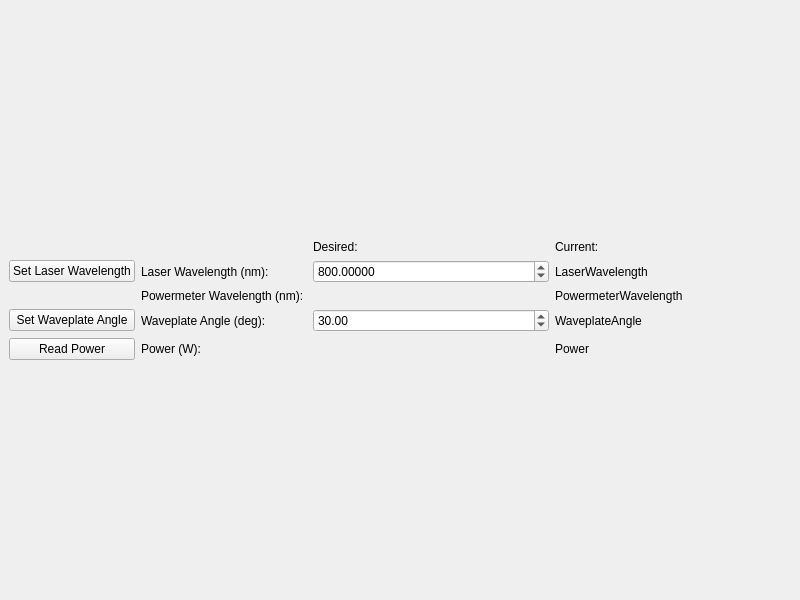
nanophotonics/optofluidics, file Python/Wavelength and power interface/power_wavelength_gui_design.ui: the form before one commit.
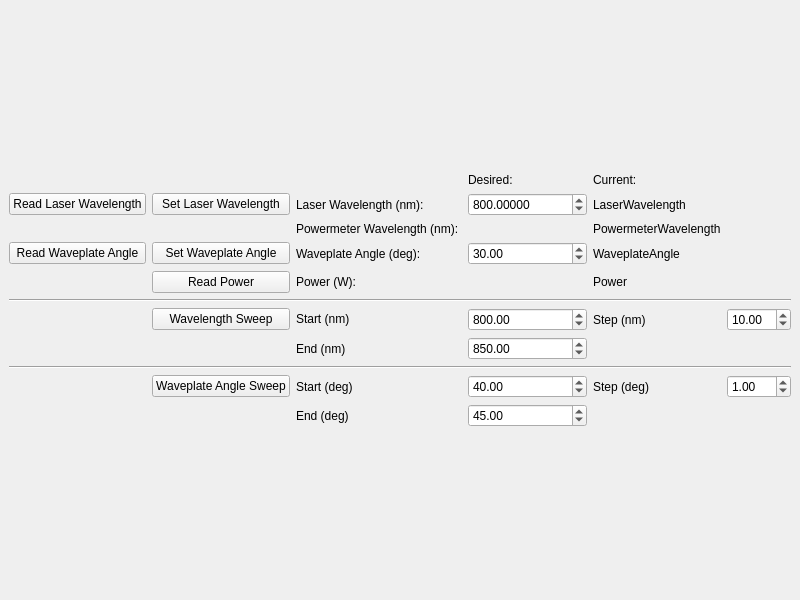
The form after the commit.

Commit message: Included wavelength/waveplate sweep

```diff
--- a/Python/Wavelength and power interface/power_wavelength_gui_design.ui
+++ b/Python/Wavelength and power interface/power_wavelength_gui_design.ui
@@ -17,7 +17,7 @@
    <layout class="QVBoxLayout" name="verticalLayout">
     <item>
      <layout class="QGridLayout" name="gridLayout">
-      <item row="3" column="2">
+      <item row="5" column="3">
        <widget class="QDoubleSpinBox" name="WaveplateAngleDoubleSpinBox">
         <property name="decimals">
          <number>2</number>
@@ -36,7 +36,7 @@
         </property>
        </widget>
       </item>
-      <item row="1" column="2">
+      <item row="1" column="3">
        <widget class="QDoubleSpinBox" name="WavelengthDoubleSpinBox">
         <property name="sizePolicy">
          <sizepolicy hsizetype="MinimumExpanding" vsizetype="Fixed">
@@ -58,7 +58,7 @@
         </property>
        </widget>
       </item>
-      <item row="0" column="2">
+      <item row="0" column="3">
        <widget class="QLabel" name="label">
         <property name="sizePolicy">
          <sizepolicy hsizetype="Preferred" vsizetype="Fixed">
@@ -71,7 +71,7 @@
         </property>
        </widget>
       </item>
-      <item row="3" column="1">
+      <item row="5" column="2">
        <widget class="QLabel" name="label_18">
         <property name="sizePolicy">
          <sizepolicy hsizetype="Minimum" vsizetype="Preferred">
@@ -84,7 +84,7 @@
         </property>
        </widget>
       </item>
-      <item row="1" column="1">
+      <item row="1" column="2">
        <widget class="QLabel" name="label_7">
         <property name="sizePolicy">
          <sizepolicy hsizetype="Minimum" vsizetype="Preferred">
@@ -97,7 +97,7 @@
         </property>
        </widget>
       </item>
-      <item row="1" column="3">
+      <item row="1" column="4">
        <widget class="QLabel" name="LaserWavelengthLabel">
         <property name="sizePolicy">
          <sizepolicy hsizetype="MinimumExpanding" vsizetype="Preferred">
@@ -110,7 +110,7 @@
         </property>
        </widget>
       </item>
-      <item row="4" column="1">
+      <item row="6" column="2">
        <widget class="QLabel" name="label_19">
         <property name="sizePolicy">
          <sizepolicy hsizetype="Minimum" vsizetype="Fixed">
@@ -123,7 +123,7 @@
         </property>
        </widget>
       </item>
-      <item row="2" column="3">
+      <item row="4" column="4">
        <widget class="QLabel" name="PowermeterWavelengthLabel">
         <property name="sizePolicy">
          <sizepolicy hsizetype="MinimumExpanding" vsizetype="Preferred">
@@ -136,28 +136,28 @@
         </property>
        </widget>
       </item>
-      <item row="4" column="3">
+      <item row="6" column="4">
        <widget class="QLabel" name="PowerLabel">
         <property name="text">
          <string>Power</string>
         </property>
        </widget>
       </item>
-      <item row="0" column="3">
+      <item row="0" column="4">
        <widget class="QLabel" name="label_3">
         <property name="text">
          <string>Current: </string>
         </property>
        </widget>
       </item>
-      <item row="3" column="3">
+      <item row="5" column="4">
        <widget class="QLabel" name="WaveplateAngleLabel">
         <property name="text">
          <string>WaveplateAngle</string>
         </property>
        </widget>
       </item>
-      <item row="2" column="1">
+      <item row="4" column="2">
        <widget class="QLabel" name="label_15">
         <property name="sizePolicy">
          <sizepolicy hsizetype="Minimum" vsizetype="Fixed">
@@ -170,24 +170,195 @@
         </property>
        </widget>
       </item>
+      <item row="6" column="1">
+       <widget class="QPushButton" name="ReadPowerPushButton">
+        <property name="text">
+         <string>Read Power</string>
+        </property>
+       </widget>
+      </item>
+      <item row="7" column="0" colspan="6">
+       <widget class="Line" name="line">
+        <property name="orientation">
+         <enum>Qt::Horizontal</enum>
+        </property>
+       </widget>
+      </item>
+      <item row="9" column="1">
+       <widget class="QPushButton" name="WavelengthSweepPushButton">
+        <property name="text">
+         <string>Wavelength Sweep</string>
+        </property>
+       </widget>
+      </item>
+      <item row="5" column="1">
+       <widget class="QPushButton" name="SetWaveplateAnglePushButton">
+        <property name="text">
+         <string>Set Waveplate Angle</string>
+        </property>
+       </widget>
+      </item>
       <item row="1" column="0">
+       <widget class="QPushButton" name="ReadWavelengthPushButton">
+        <property name="text">
+         <string>Read Laser Wavelength</string>
+        </property>
+       </widget>
+      </item>
+      <item row="5" column="0">
+       <widget class="QPushButton" name="ReadWaveplateAnglePushButton">
+        <property name="text">
+         <string>Read Waveplate Angle</string>
+        </property>
+       </widget>
+      </item>
+      <item row="9" column="2">
+       <widget class="QLabel" name="label_4">
+        <property name="sizePolicy">
+         <sizepolicy hsizetype="Minimum" vsizetype="Fixed">
+          <horstretch>0</horstretch>
+          <verstretch>0</verstretch>
+         </sizepolicy>
+        </property>
+        <property name="text">
+         <string>Start (nm)</string>
+        </property>
+       </widget>
+      </item>
+      <item row="1" column="1">
        <widget class="QPushButton" name="SetWavelengthPushButton">
         <property name="text">
          <string>Set Laser Wavelength</string>
         </property>
        </widget>
       </item>
-      <item row="3" column="0">
-       <widget class="QPushButton" name="SetWaveplateAnglePushButton">
+      <item row="12" column="5">
+       <widget class="QDoubleSpinBox" name="WaveplateStepDoubleSpinBox">
+        <property name="maximum">
+         <double>360.000000000000000</double>
+        </property>
+        <property name="singleStep">
+         <double>0.100000000000000</double>
+        </property>
+        <property name="value">
+         <double>1.000000000000000</double>
+        </property>
+       </widget>
+      </item>
+      <item row="10" column="3">
+       <widget class="QDoubleSpinBox" name="WavelengthEndDoubleSpinBox">
+        <property name="minimum">
+         <double>725.000000000000000</double>
+        </property>
+        <property name="maximum">
+         <double>975.000000000000000</double>
+        </property>
+        <property name="value">
+         <double>850.000000000000000</double>
+        </property>
+       </widget>
+      </item>
+      <item row="12" column="3">
+       <widget class="QDoubleSpinBox" name="WaveplateStartDoubleSpinBox">
+        <property name="maximum">
+         <double>360.000000000000000</double>
+        </property>
+        <property name="singleStep">
+         <double>0.010000000000000</double>
+        </property>
+        <property name="value">
+         <double>40.000000000000000</double>
+        </property>
+       </widget>
+      </item>
+      <item row="11" column="0" colspan="6">
+       <widget class="Line" name="line_2">
+        <property name="orientation">
+         <enum>Qt::Horizontal</enum>
+        </property>
+       </widget>
+      </item>
+      <item row="12" column="4">
+       <widget class="QLabel" name="label_8">
         <property name="text">
-         <string>Set Waveplate Angle</string>
+         <string>Step (deg)</string>
         </property>
        </widget>
       </item>
-      <item row="4" column="0">
-       <widget class="QPushButton" name="ReadPowerPushButton">
+      <item row="9" column="4">
+       <widget class="QLabel" name="label_6">
         <property name="text">
-         <string>Read Power</string>
+         <string>Step (nm)</string>
+        </property>
+       </widget>
+      </item>
+      <item row="9" column="3">
+       <widget class="QDoubleSpinBox" name="WavelengthStartDoubleSpinBox">
+        <property name="minimum">
+         <double>725.000000000000000</double>
+        </property>
+        <property name="maximum">
+         <double>975.000000000000000</double>
+        </property>
+        <property name="value">
+         <double>800.000000000000000</double>
+        </property>
+       </widget>
+      </item>
+      <item row="9" column="5">
+       <widget class="QDoubleSpinBox" name="WavelengthStepDoubleSpinBox">
+        <property name="minimum">
+         <double>1.000000000000000</double>
+        </property>
+        <property name="maximum">
+         <double>250.000000000000000</double>
+        </property>
+        <property name="singleStep">
+         <double>1.000000000000000</double>
+        </property>
+        <property name="value">
+         <double>10.000000000000000</double>
+        </property>
+       </widget>
+      </item>
+      <item row="10" column="2">
+       <widget class="QLabel" name="label_5">
+        <property name="text">
+         <string>End (nm)</string>
+        </property>
+       </widget>
+      </item>
+      <item row="12" column="2">
+       <widget class="QLabel" name="label_2">
+        <property name="text">
+         <string>Start (deg)</string>
+        </property>
+       </widget>
+      </item>
+      <item row="13" column="2">
+       <widget class="QLabel" name="label_9">
+        <property name="text">
+         <string>End (deg)</string>
+        </property>
+       </widget>
+      </item>
+      <item row="13" column="3">
+       <widget class="QDoubleSpinBox" name="WaveplateEndDoubleSpinBox">
+        <property name="maximum">
+         <double>360.000000000000000</double>
+        </property>
+        <property name="singleStep">
+         <double>0.010000000000000</double>
+        </property>
+        <property name="value">
+         <double>45.000000000000000</double>
+        </property>
+       </widget>
+      </item>
+      <item row="12" column="1">
+       <widget class="QPushButton" name="WaveplateAngleSweepPushButton">
+        <property name="text">
+         <string>Waveplate Angle Sweep</string>
         </property>
        </widget>
       </item>
```
The commit also changes 3 other files.
